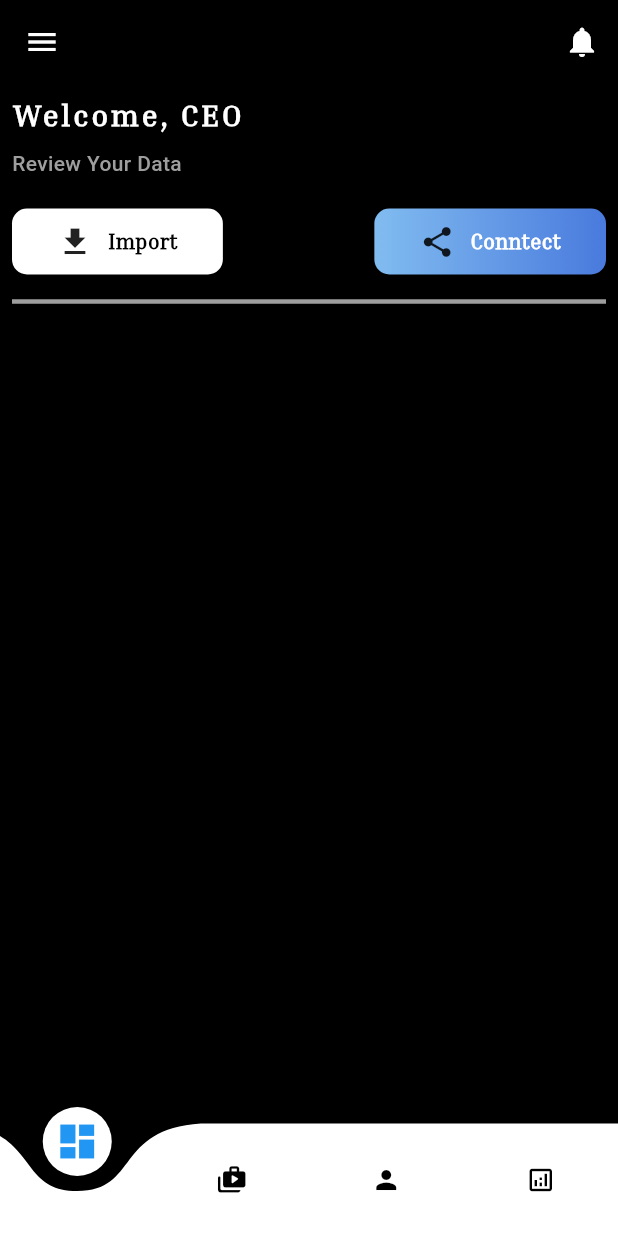
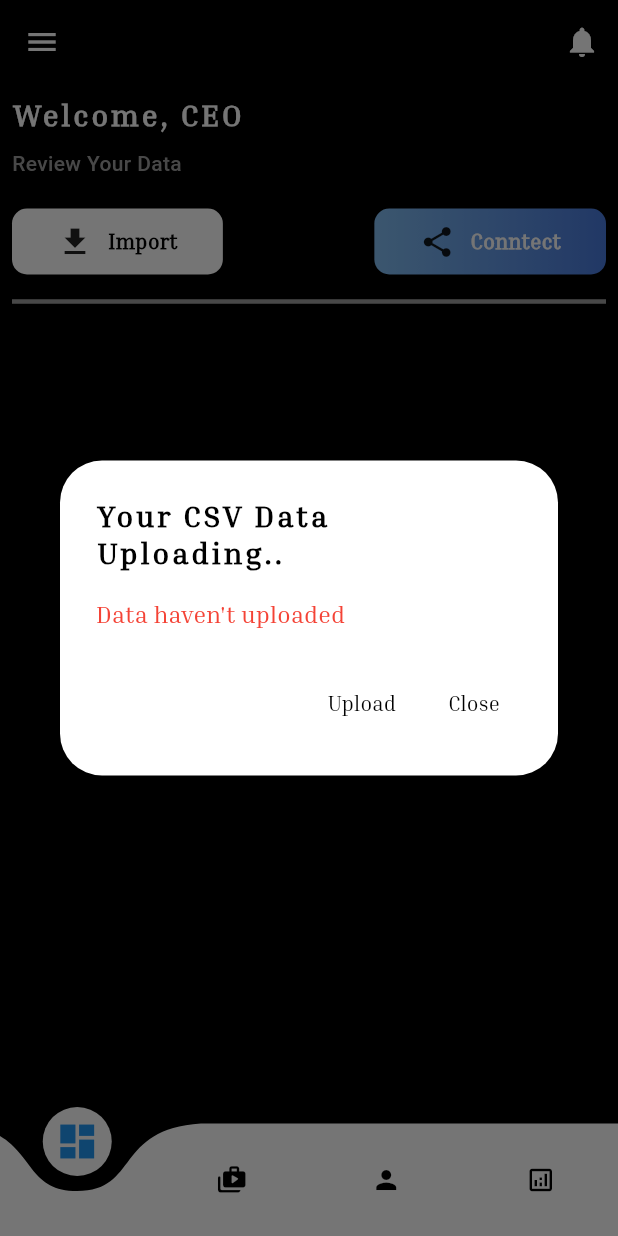
Before and after one commit to ShineWaiYanAung/innovatioProject, a Flutter app: the BottomNavigationScreen screen opened directly, after a tap on "Import", on a phone screen of 412 x 824 dp. Run offline on Flutter 3.47's test engine with Material 3 defaults, Android fonts, the phone set to English and light mode, and no system bars; drawn by our look-alikes of curved_navigation_bar; our stand-ins replace csv, device_preview, file_picker, fl_chart, flutter_bloc, lottie and 1 more.

Commit message:
DataIMportingImplemetation

```diff
--- a/lib/features/appBusinessFeatures/pages/subpages/dash_board.dart
+++ b/lib/features/appBusinessFeatures/pages/subpages/dash_board.dart
@@ -1,18 +1,32 @@
+import 'dart:convert';
+import 'dart:io';
+
+import 'package:csv/csv.dart';
+import 'package:flutter/foundation.dart';
 import 'package:flutter/material.dart';
 import 'package:innovation_proeject/features/appBusinessFeatures/widgets/stock_chart.dart';
-
+import 'package:file_picker/file_picker.dart';
+import '../../../authentication/pages/mainScreen/Bloc/cubit.dart';
 import '../../widgets/bar_chart.dart';
 import '../../widgets/data_import_button.dart';
 import '../../widgets/line_chart.dar.dart';
 import '../../widgets/radio_top_product_sale.dart';
 import '../../widgets/radio_total_sales.dart';
 
-class DashBoardScreen extends StatelessWidget {
+class DashBoardScreen extends StatefulWidget {
   const DashBoardScreen({super.key});
 
   @override
+  State<DashBoardScreen> createState() => _DashBoardScreenState();
+}
+
+class _DashBoardScreenState extends State<DashBoardScreen> {
+  List<List<dynamic>> _data = [];
+  String? filePath;
+
+  @override
   Widget build(BuildContext context) {
-    return  Padding(
+    return Padding(
       padding: const EdgeInsets.all(8.0),
       child: ListView(
         children: [
@@ -35,12 +49,76 @@ class DashBoardScreen extends StatelessWidget {
             mainAxisAlignment: MainAxisAlignment.spaceBetween,
             children: [
               DataImportButton(
+                function: () {
+                  showDialog(
+                    context: context,
+                    builder: (context) {
+                      return StatefulBuilder(
+
+                        builder: (context, setState) {
+                          return AlertDialog(
+                            backgroundColor: Colors.white,
+                            title: Text(
+                              "Your CSV Data Uploading..",
+                              style: Theme.of(context).textTheme.titleLarge?.copyWith(color: Colors.black),
+                            ),
+                            content: _data.isNotEmpty
+                                ? Text(
+                              "Your Data is here",
+                              style: Theme.of(context).textTheme.titleMedium?.copyWith(color: Colors.green),
+                            )
+                                : Text(
+                              "Data haven't uploaded",
+                              style: Theme.of(context)
+                                  .textTheme
+                                  .titleMedium
+                                  ?.copyWith(color: Colors.red),
+                            ),
+                            actions: [
+                              _data.isEmpty ?     TextButton(
+                                onPressed: () async {
+                                  var result = await _pickFile(); // If _pickFile() returns void, this causes the error
+                                  setState(() {}); // Updates the StatefulBuilder
+                                },
+
+                                child:   Text(
+                                  "Upload",
+                                  style: Theme.of(context).textTheme.titleSmall?.copyWith(color: Colors.black),
+                                ),
+                              ):  TextButton(
+                                onPressed: () async {
+                                  convertCsvToJson(_data);
+                                  setState(() {}); // Updates the StatefulBuilder
+                                },
+
+                                child:   Text(
+                                  "Start",
+                                  style: Theme.of(context).textTheme.titleSmall?.copyWith(color: Colors.black),
+                                ),
+                              )
+                              ,
+                              TextButton(
+                                onPressed: () => Navigator.of(context).pop(),
+                                child: Text(
+                                  "Close",
+                                  style: Theme.of(context).textTheme.titleSmall?.copyWith(color: Colors.black),
+                                ),
+                              ),
+                            ],
+                          );
+                        },
+                      );
+                    },
+                  );
+                },
                 name: 'Import',
                 textColor: Colors.black,
                 gradient: [Colors.white, Colors.white],
-                  icon: Icon((Icons.download)),
+                icon: Icon(Icons.download),
               ),
+
               DataImportButton(
+                function: () {},
                 name: 'Conntect',
                 textColor: Colors.white,
                 gradient: [Color(0xff81BCF0), Color(0xff497ADD)],
@@ -58,10 +136,65 @@ class DashBoardScreen extends StatelessWidget {
           SizedBox(
             height: 10,
           ),
-
         ],
-
       ),
     );
   }
+
+  Future<void> _pickFile() async {
+    final result = await FilePicker.platform.pickFiles(allowMultiple: false);
+
+    if (result == null) return;
+
+    try {
+      if (kIsWeb) {
+        // For web, use bytes
+        final bytes = result.files.first.bytes;
+        if (bytes == null) {
+          throw Exception("No file data available.");
         }
+        final csvData = utf8.decode(bytes);
+        final fields = const CsvToListConverter().convert(csvData);
+
+        setState(() {
+          _data = fields;
+        });
+      } else {
+        // For non-web platforms, use path
+        filePath = result.files.first.path;
+        final input = File(filePath!).openRead();
+        final fields = await input
+            .transform(utf8.decoder)
+            .transform(const CsvToListConverter())
+            .toList();
+
+        setState(() {
+          _data = fields;
+        });
+      }
+    } catch (e) {
+      print("Error parsing file: $e");
+      ScaffoldMessenger.of(context).showSnackBar(
+        SnackBar(content: Text("Error reading file: $e")),
+      );
+    }
+  }
+
+  void convertCsvToJson(List<List<dynamic>> csvData) {
+    List<SaleData> saleDataList = [];
+
+    // Skipping the header row (index 0) and converting CSV rows into SaleData
+    for (var row in csvData.skip(1)) {
+      saleDataList.add(SaleData.fromCsv(row));
+    }
+
+    // Convert SaleData list to JSON format
+    List<String> jsonData =
+        saleDataList.map((data) => jsonEncode(data.toJson())).toList();
+
+    // Output JSON data (you can return or do other processing here)
+    for (var json in jsonData) {
+      print(json); // You can replace this with any other functionality you need
+    }
+  }
+}
--- a/lib/features/appBusinessFeatures/widgets/data_import_button.dart
+++ b/lib/features/appBusinessFeatures/widgets/data_import_button.dart
@@ -2,11 +2,13 @@ import 'package:flutter/material.dart';
 
 class DataImportButton extends StatelessWidget {
   final String name;
+  final VoidCallback function;
   final Color textColor;
   final List<Color> gradient;
   final Icon icon;
   const DataImportButton({
     super.key,
+    required this.function,
     required this.name,
     required this.textColor,
     required this.icon,
@@ -16,7 +18,7 @@ class DataImportButton extends StatelessWidget {
   @override
   Widget build(BuildContext context) {
     return InkWell(
-      onTap: () {},
+      onTap: function,
       child: Container(
         padding: EdgeInsets.symmetric(vertical: 10, horizontal: 30),
         decoration: BoxDecoration(
--- a/lib/features/authentication/pages/mainScreen/Bloc/cubit.dart
+++ b/lib/features/authentication/pages/mainScreen/Bloc/cubit.dart
@@ -1,5 +1,4 @@
 import 'package:flutter_bloc/flutter_bloc.dart';
-
 
 import 'package:flutter_bloc/flutter_bloc.dart';
 
@@ -11,3 +10,238 @@ class DataImportCubit extends Cubit<String?> {
     print(companyName);
      }
 }
+
+// class BulkUpload extends StatefulWidget {
+//   const BulkUpload({Key? key}) : super(key: key);
+//
+//   @override
+//   State<BulkUpload> createState() => _BulkUploadState();
+// }
+//
+// class _BulkUploadState extends State<BulkUpload> {
+//
+//   @override
+//   Widget build(BuildContext context) {
+//     return Scaffold(
+//       appBar: AppBar(
+//         systemOverlayStyle: const SystemUiOverlayStyle(
+//           statusBarColor: Colors.white,
+//           statusBarIconBrightness: Brightness.dark,
+//           statusBarBrightness: Brightness.light,
+//         ),
+//         title: const Text(
+//           "Bulk Upload",
+//           style: TextStyle(color: Colors.white, fontSize: 20.0),
+//         ),
+//       ),
+//       body: Column(
+//         children: [
+//           ElevatedButton(
+//             child: const Text("Upload File"),
+//             onPressed: _pickFile,
+//           ),
+//           _data.isNotEmpty
+//               ? Expanded(
+//             child: ListView.builder(
+//               itemCount: _data.length,
+//               itemBuilder: (_, index) {
+//                 return Card(
+//                   margin: const EdgeInsets.all(3),
+//                   color: index == 0 ? Colors.amber : Colors.white,
+//                   child: ListTile(
+//                     leading: Text(
+//                       _data[index][0].toString(),
+//                       textAlign: TextAlign.center,
+//                       style: TextStyle(
+//                         fontSize: index == 0 ? 18 : 15,
+//                         fontWeight: index == 0
+//                             ? FontWeight.bold
+//                             : FontWeight.normal,
+//                         color: index == 0 ? Colors.red : Colors.black,
+//                       ),
+//                     ),
+//                     title: Text(
+//                       _data[index][3].toString(),
+//                       textAlign: TextAlign.center,
+//                       style: TextStyle(
+//                         fontSize: index == 0 ? 18 : 15,
+//                         fontWeight: index == 0
+//                             ? FontWeight.bold
+//                             : FontWeight.normal,
+//                         color: index == 0 ? Colors.red : Colors.black,
+//                       ),
+//                     ),
+//                     trailing: Text(
+//                       _data[index][4].toString(),
+//                       textAlign: TextAlign.center,
+//                       style: TextStyle(
+//                         fontSize: index == 0 ? 18 : 15,
+//                         fontWeight: index == 0
+//                             ? FontWeight.bold
+//                             : FontWeight.normal,
+//                         color: index == 0 ? Colors.red : Colors.black,
+//                       ),
+//                     ),
+//                   ),
+//                 );
+//               },
+//             ),
+//           )
+//               : const Text("No Data Uploaded"),
+//           ElevatedButton(
+//             onPressed: () async {
+//               if (_data.isEmpty) {
+//                 ScaffoldMessenger.of(context).showSnackBar(
+//                   const SnackBar(content: Text("No data to iterate.")),
+//                 );
+//                 return;
+//               }
+//               for (var element in _data.skip(1)) {
+//                 ScaffoldMessenger.of(context).showSnackBar(
+//                   SnackBar(
+//                     content: Text(element.toString()),
+//                   ),
+//                 );
+//               }
+//             },
+//             child: const Text("Iterate Data"),
+//           ),
+//           ElevatedButton(
+//             onPressed: () async {
+//               if (_data.isEmpty) {
+//                 ScaffoldMessenger.of(context).showSnackBar(
+//                   const SnackBar(content: Text("No data to convert Json.")),
+//                 );
+//                 return;
+//               }
+//               convertCsvToJson(_data);
+//             },
+//             child: const Text("Convert Json"),
+//           ),
+//
+//         ],
+//       ),
+//     );
+//   }
+//
+//   void _pickFile() async {
+//     final result = await FilePicker.platform.pickFiles(allowMultiple: false);
+//
+//     if (result == null) return;
+//
+//     try {
+//       if (kIsWeb) {
+//         // For web, use bytes
+//         final bytes = result.files.first.bytes;
+//         if (bytes == null) {
+//           throw Exception("No file data available.");
+//         }
+//         final csvData = utf8.decode(bytes);
+//         final fields = const CsvToListConverter().convert(csvData);
+//
+//         setState(() {
+//           _data = fields;
+//         });
+//       } else {
+//         // For non-web platforms, use path
+//         filePath = result.files.first.path;
+//         final input = File(filePath!).openRead();
+//         final fields = await input
+//             .transform(utf8.decoder)
+//             .transform(const CsvToListConverter())
+//             .toList();
+//
+//         setState(() {
+//           _data = fields;
+//         });
+//       }
+//     } catch (e) {
+//       print("Error parsing file: $e");
+//       ScaffoldMessenger.of(context).showSnackBar(
+//         SnackBar(content: Text("Error reading file: $e")),
+//       );
+//     }
+//   }
+//
+//   // Separate function to convert CSV to JSON
+//   void convertCsvToJson(List<List<dynamic>> csvData) {
+//     List<SaleData> saleDataList = [];
+//
+//     // Skipping the header row (index 0) and converting CSV rows into SaleData
+//     for (var row in csvData.skip(1)) {
+//       saleDataList.add(SaleData.fromCsv(row));
+//     }
+//
+//     // Convert SaleData list to JSON format
+//     List<String> jsonData =
+//     saleDataList.map((data) => jsonEncode(data.toJson())).toList();
+//
+//     // Output JSON data (you can return or do other processing here)
+//     for (var json in jsonData) {
+//       print(json); // You can replace this with any other functionality you need
+//     }
+//   }
+// }
+
+// Sale Data Model Class
+class SaleData {
+  final String orderId;
+  final String productName;
+  final int quantityOrdered;
+  final double priceEach;
+  final String orderDate;
+  final String purchaseAddress;
+  final String paymentMethod;
+  final String productId;
+  final String customerId;
+  final String customerName;
+
+  SaleData({
+    required this.orderId,
+    required this.productName,
+    required this.quantityOrdered,
+    required this.priceEach,
+    required this.orderDate,
+    required this.purchaseAddress,
+    required this.paymentMethod,
+    required this.productId,
+    required this.customerId,
+    required this.customerName,
+  });
+
+  // Factory constructor to create SaleData from CSV row
+  factory SaleData.fromCsv(List<dynamic> csvRow) {
+    // Make sure row has the expected number of columns
+    if (csvRow.length < 10) {
+      throw Exception('Invalid CSV row: ${csvRow.join(', ')}');
+    }
+    return SaleData(
+      orderId: csvRow[0].toString(),
+      productName: csvRow[1].toString(),
+      quantityOrdered: int.tryParse(csvRow[2].toString()) ?? 0,
+      priceEach: double.tryParse(csvRow[3].toString()) ?? 0.0,
+      orderDate: csvRow[4].toString(),
+      purchaseAddress: csvRow[5].toString(),
+      paymentMethod: csvRow[6].toString(),
+      productId: csvRow[7].toString(),
+      customerId: csvRow[8].toString(),
+      customerName: csvRow[9].toString(),
+    );
+  }
+
+  // Convert SaleData to JSON format
+  Map<String, dynamic> toJson() {
+    return {
+      'orderId': orderId,
+      'productName': productName,
+      'quantityOrdered': quantityOrdered,
+      'priceEach': priceEach,
+      'orderDate': orderDate,
+      'purchaseAddress': purchaseAddress,
+      'paymentMethod': paymentMethod,
+      'productId': productId,
+      'customerId': customerId,
+      'customerName': customerName,
+    };
+  }
+}
--- a/pubspec.yaml
+++ b/pubspec.yaml
@@ -46,6 +46,8 @@ dependencies:
   smooth_page_indicator: ^1.2.0+3
   lottie: ^3.3.0
   http: ^1.2.2
+  file_picker: ^8.1.6
+
 
 
 dev_dependencies:
```
Also changed, not shown: pubspec.lock. Lines whose indentation alone changed are shown as unchanged.
